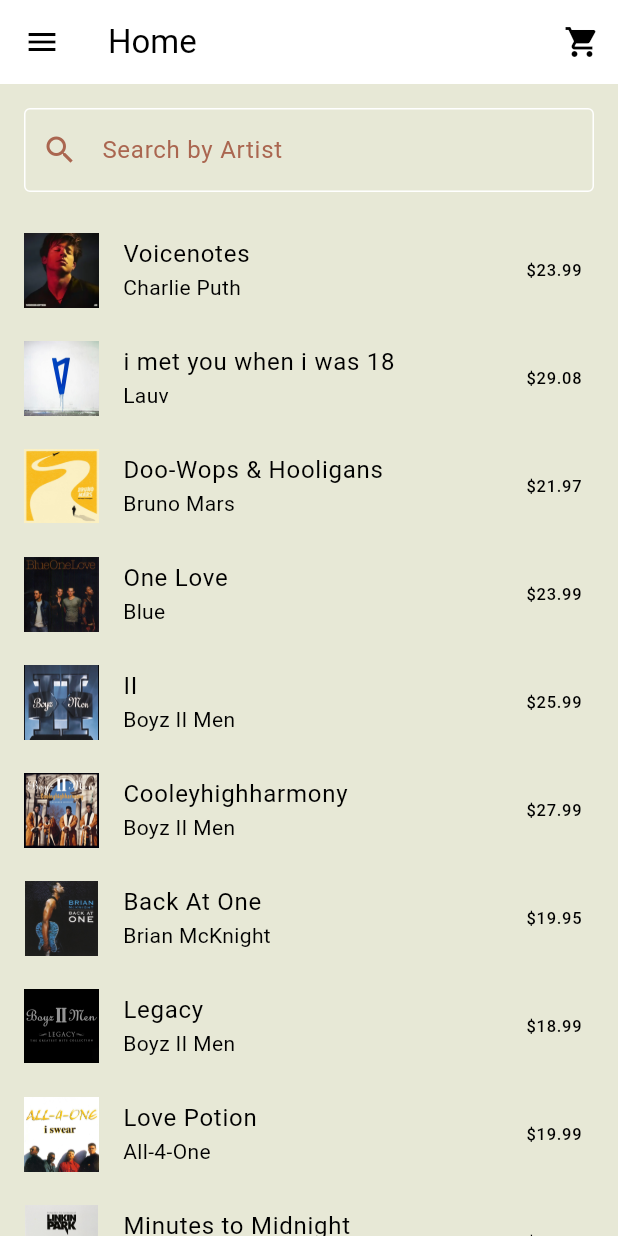
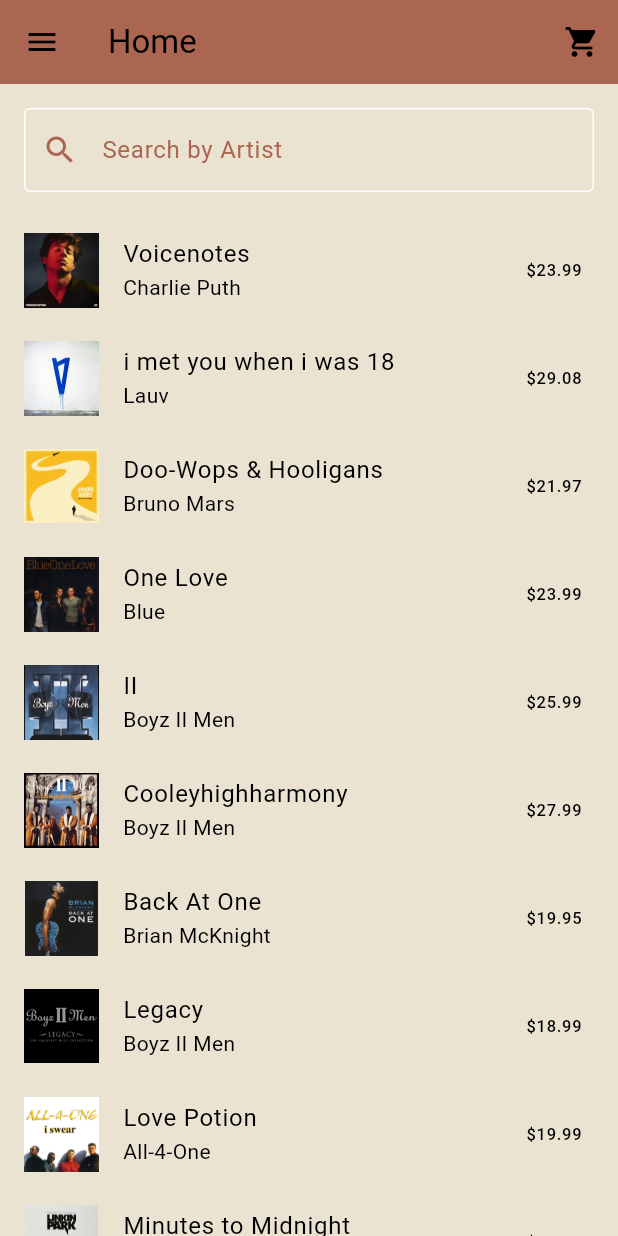
Before and after one commit to calliexal/fluteer, a Flutter app: the HomePage screen opened by its route, on a phone screen of 412 x 824 dp. Run offline on Flutter 3.47's test engine with Material 3 defaults, Android fonts, the phone set to English and light mode, and no system bars.

Commit message:
Update home_page.dart

```diff
--- a/lib/pages/home_page.dart
+++ b/lib/pages/home_page.dart
@@ -160,6 +160,7 @@
     return Scaffold(
       appBar: AppBar(
         title: Text('Home'),
+        backgroundColor: sanguineBrown,
         actions: [
           Stack(
             children: [
@@ -194,7 +195,7 @@
       ),
       body: SingleChildScrollView(
         child: Container(
-          color: Color.fromARGB(255, 231, 232, 214),
+          color: whiteRock,
           child: Column(
             children: [
               Padding(
@@ -208,7 +209,21 @@
                   ),
                 ),
               ),
-              ListView.builder(
+              filteredAlbums.isEmpty
+                  ? Container(
+                      height: MediaQuery.of(context).size.height * 0.5,
+                      color: whiteRock,
+                      child: Center(
+                        child: Text(
+                          'No results found',
+                          style: TextStyle(
+                            color: Colors.black54,
+                            fontSize: 16,
+                          ),
+                        ),
+                      ),
+                    )
+                  : ListView.builder(
                       shrinkWrap: true,
                       physics: NeverScrollableScrollPhysics(),
                       itemCount: filteredAlbums.length,
```
Lines whose indentation alone changed are shown as unchanged.
